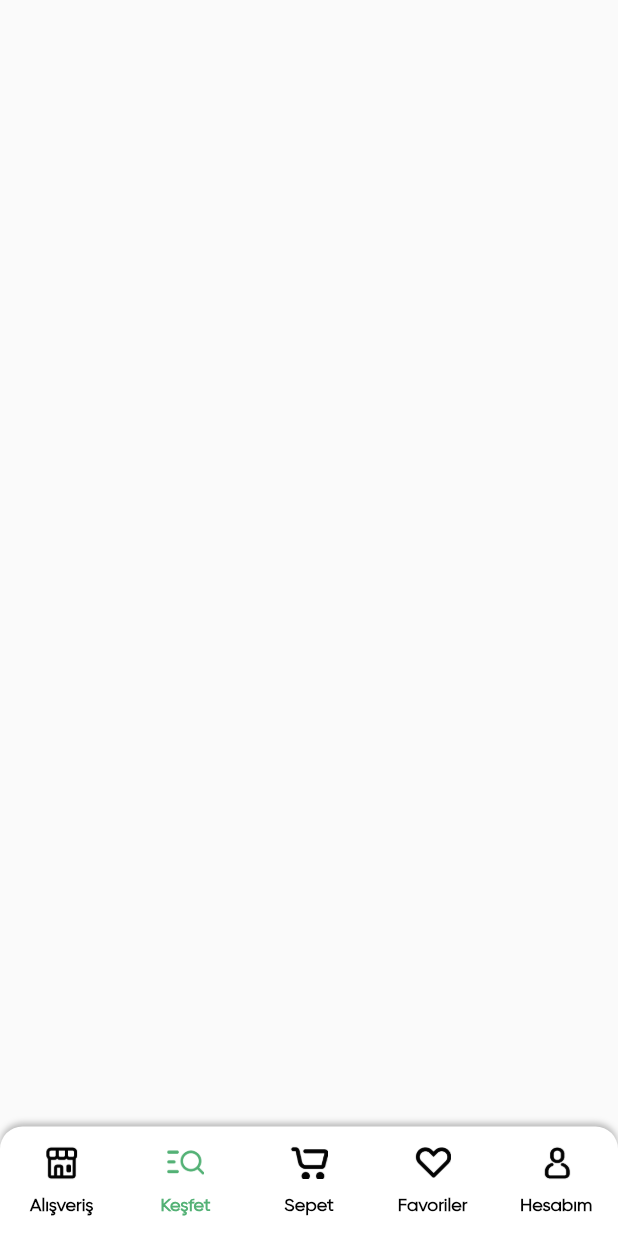
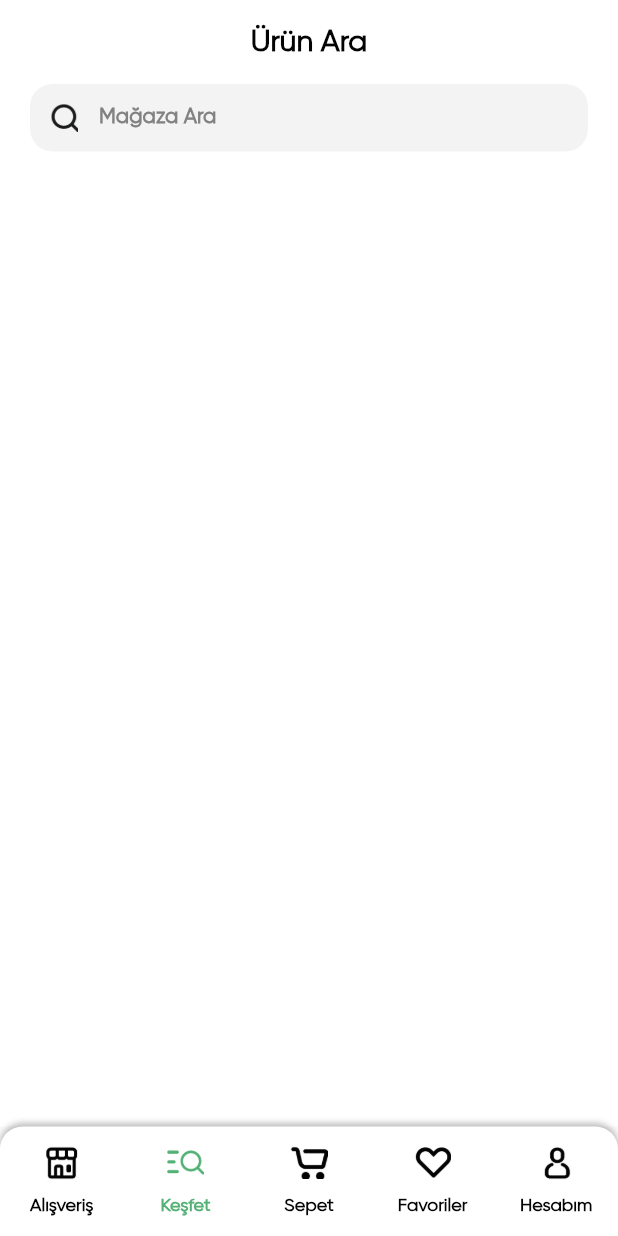
Before and after one commit to yusufakkobak34/flutter_groceries_app, a Flutter app: the screen it shows after launch, item 2 of the bottom bar chosen, on a phone screen of 412 x 824 dp. Run offline on Flutter 3.47's test engine with Material 2 defaults, Android fonts, the phone set to English and light mode, and no system bars; our stand-ins replace flutter_rating_bar; missing offline and left inert: fl_country_code_picker.

Commit message:
Add ExploreView to MainTabView and remove unused variable in HomeView

```diff
--- /dev/null
+++ b/lib/view/explore/explore_view.dart
@@ -0,0 +1,119 @@
+import 'package:flutter/material.dart';
+import 'package:flutter_groceries_app/common/color/color_extension.dart';
+
+class ExploreView extends StatefulWidget {
+  const ExploreView({super.key});
+
+  @override
+  State<ExploreView> createState() => _ExploreViewState();
+}
+
+class _ExploreViewState extends State<ExploreView> {
+  TextEditingController txtSearch = TextEditingController();
+
+  List findProductArr = [
+    {
+      "name": "Taze Meyve & Sebze",
+      "icon": "assets/img/frash_fruits.png",
+      "color": const Color(0xff53B175),
+    },
+    {
+      "name": "Yağ ve Yağ Ürünleri",
+      "icon": "assets/img/cooking_oil.png",
+      "color": const Color(0xffF8A44C),
+    },
+    {
+      "name": "Et ve Balık",
+      "icon": "assets/img/meat_fish.png",
+      "color": const Color(0xffF7A593),
+    },
+    {
+      "name": "Fırın ürünleri ve atıştırmalıklar",
+      "icon": "assets/img/bakery_snacks.png",
+      "color": const Color(0xffD3B0E0),
+    },
+    {
+      "name": "Süt Ürünleri ve Yumurta",
+      "icon": "assets/img/dairy_eggs.png",
+      "color": const Color(0xFFFDE598),
+    },
+    {
+      "name": "İçecekler",
+      "icon": "assets/img/beverages.png",
+      "color": const Color(0xffB7DFF5),
+    },
+  ];
+
+  @override
+  Widget build(BuildContext context) {
+    return Scaffold(
+      backgroundColor: Colors.white,
+      appBar: AppBar(
+        backgroundColor: Colors.transparent,
+        elevation: 0,
+        centerTitle: true,
+        title: Text(
+          "Ürün Ara",
+          style: TextStyle(
+            color: TColor.primaryText,
+            fontSize: 20,
+            fontWeight: FontWeight.w700,
+          ),
+        ),
+      ),
+      body: Column(
+        crossAxisAlignment: CrossAxisAlignment.start,
+        children: [
+          Padding(
+            padding: const EdgeInsets.symmetric(horizontal: 20),
+            child: Container(
+              height: 45,
+              decoration: BoxDecoration(
+                color: const Color(0xffF2F3F2),
+                borderRadius: BorderRadius.circular(15),
+              ),
+              alignment: Alignment.center,
+              child: Row(
+                crossAxisAlignment: CrossAxisAlignment.center,
+                children: [
+                  Padding(
+                    padding: const EdgeInsets.all(13.0),
+                    child: Image.asset(
+                      "assets/img/search.png",
+                      width: 20,
+                      height: 20,
+                    ),
+                  ),
+                  Text(
+                    "Mağaza Ara",
+                    style: TextStyle(
+                      color: TColor.secondaryText,
+                      fontSize: 14,
+                      fontWeight: FontWeight.w600,
+                    ),
+                  ),
+                ],
+              ),
+            ),
+          ),
+          const SizedBox(
+            height: 15,
+          ),
+          Expanded(
+            child: GridView.builder(
+              padding: const EdgeInsets.symmetric(vertical: 15, horizontal: 20),
+              gridDelegate: const SliverGridDelegateWithFixedCrossAxisCount(
+                  crossAxisCount: 2,
+                  childAspectRatio: 1.2,
+                  crossAxisSpacing: 8,
+                  mainAxisSpacing: 8),
+              itemBuilder: ((context, index) {
+                return Container();
+              }),
+            ),
+          )
+        ],
+      ),
+    );
+  }
+}
--- a/lib/view/home/home_view.dart
+++ b/lib/view/home/home_view.dart
@@ -81,7 +81,6 @@ class _HomeViewState extends State<HomeView> {
 
   @override
   Widget build(BuildContext context) {
-    var media = MediaQuery.sizeOf(context);
     return Scaffold(
       backgroundColor: Colors.white,
       body: SafeArea(
--- a/lib/view/maintab_view/main_tab_view.dart
+++ b/lib/view/maintab_view/main_tab_view.dart
@@ -1,5 +1,6 @@
 import 'package:flutter/material.dart';
 import 'package:flutter_groceries_app/common/color/color_extension.dart';
+import 'package:flutter_groceries_app/view/explore/explore_view.dart';
 import 'package:flutter_groceries_app/view/home/home_view.dart';
 
 class MainTabView extends StatefulWidget {
@@ -37,7 +38,7 @@ class _MainTabViewState extends State<MainTabView>
         controller: controller,
         children: [
           const HomeView(),
-          Container(),
+          const ExploreView(),
           Container(),
           Container(),
           Container(),
```
